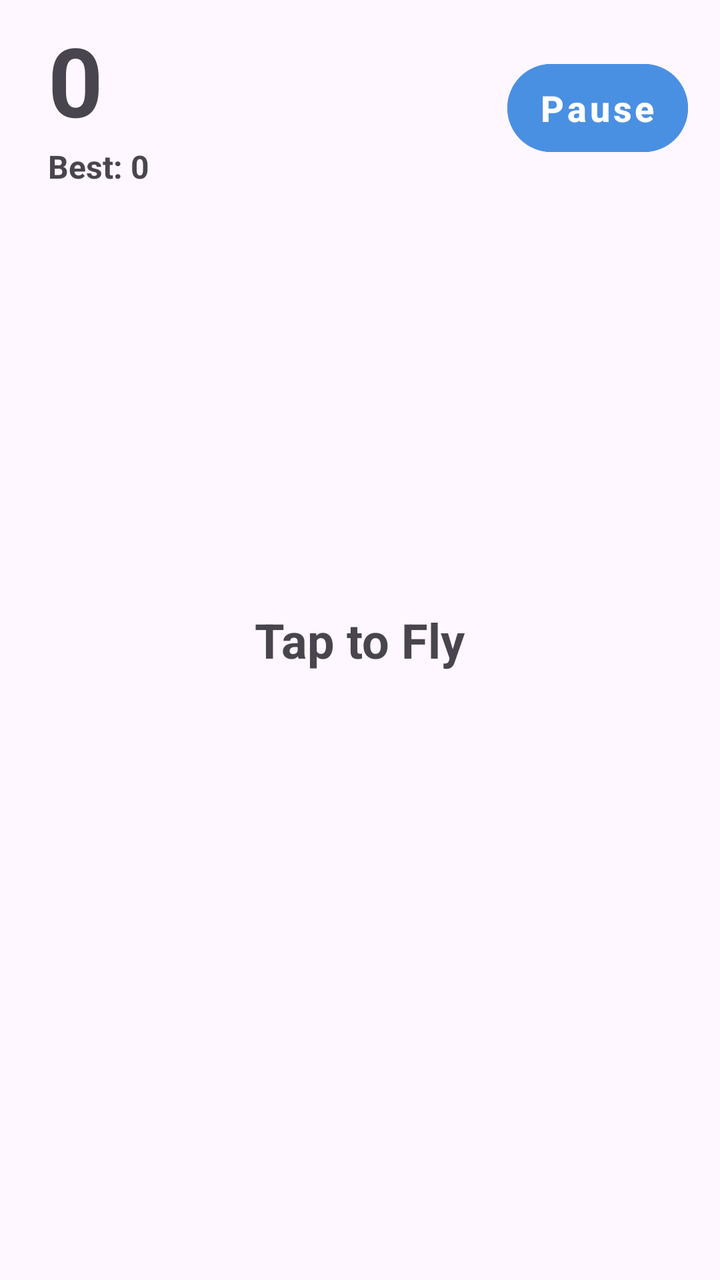
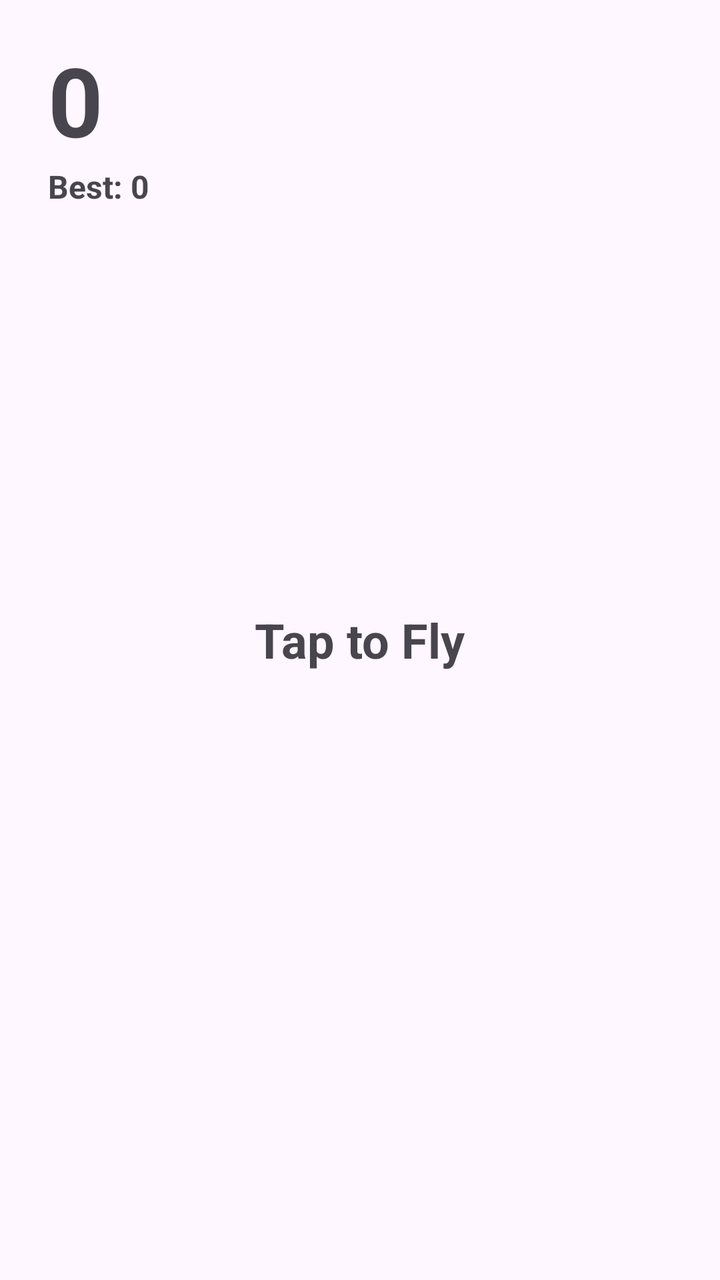

Two renders of the same Android screen: before a commit and after it. Below are the layout's source before the change and the commit's diff.
<!-- AndroidManifest.xml: activity theme Theme.OwnPhotoONWall -->
<!-- res/layout/activity_flappy_bird.xml -->
<?xml version="1.0" encoding="utf-8"?>
<RelativeLayout xmlns:android="http://schemas.android.com/apk/res/android"
    xmlns:app="http://schemas.android.com/apk/res-auto"
    android:id="@+id/flappyRoot"
    android:layout_width="match_parent"
    android:layout_height="match_parent"
    android:fitsSystemWindows="true">

    
    <FrameLayout
        android:id="@+id/gameContainer"
        android:layout_width="match_parent"
        android:layout_height="match_parent" />

    
    <RelativeLayout
        android:id="@+id/topHud"
        android:layout_width="match_parent"
        android:layout_height="wrap_content"
        android:layout_alignParentTop="true"
        android:paddingStart="24dp"
        android:paddingEnd="16dp"
        android:paddingTop="16dp"
        android:paddingBottom="12dp"
        android:elevation="4dp">

        
        <LinearLayout
            android:layout_width="wrap_content"
            android:layout_height="wrap_content"
            android:orientation="vertical"
            android:layout_alignParentStart="true"
            android:layout_centerVertical="true">

            <TextView
                android:id="@+id/tvCurrentScore"
                android:layout_width="wrap_content"
                android:layout_height="wrap_content"
                android:text="0"
                android:textSize="48sp"
                android:textStyle="bold"
                android:includeFontPadding="false" />

            <TextView
                android:id="@+id/tvHighScore"
                android:layout_width="wrap_content"
                android:layout_height="wrap_content"
                android:text="Best: 0"
                android:textSize="16sp"
                android:textStyle="bold"
                android:layout_marginTop="2dp" />
        </LinearLayout>

        <Button
            android:id="@+id/btnPause"
            style="@style/ModernButtonStyle"
            android:layout_width="wrap_content"
            android:layout_height="56dp"
            android:layout_alignParentEnd="true"
            android:layout_centerVertical="true"
            android:paddingHorizontal="24dp"
            android:backgroundTint="#4A90E2"
            android:textColor="#FFFFFF"
            android:textSize="18sp"
            android:textStyle="bold"
            android:text="Pause" />
    </RelativeLayout>

    
    <RelativeLayout
        android:id="@+id/pauseOverlay"
        android:layout_width="match_parent"
        android:layout_height="match_parent"
        android:background="#99000000"
        android:visibility="gone"
        android:elevation="10dp"
        android:clipToPadding="false"
        android:clipChildren="false">

        <ScrollView
            android:layout_width="match_parent"
            android:layout_height="wrap_content"
            android:layout_centerInParent="true"
            android:layout_marginHorizontal="28dp"
            android:scrollbars="none"
            android:clipToPadding="false">

            <LinearLayout
                android:id="@+id/pauseCard"
                android:layout_width="match_parent"
                android:layout_height="wrap_content"
                android:orientation="vertical"
                android:paddingTop="32dp"
                android:paddingBottom="44dp"
                android:paddingHorizontal="24dp"
                android:gravity="center"
                android:clipToPadding="false">

                <TextView
                    android:id="@+id/tvPauseTitle"
                    android:layout_width="wrap_content"
                    android:layout_height="wrap_content"
                    android:text="PAUSED"
                    android:textSize="26sp"
                    android:textStyle="bold"
                    android:gravity="center"
                    android:layout_marginBottom="24dp" />

                <Button
                    android:id="@+id/btnResume"
                    style="@style/ModernButtonStyle"
                    android:layout_width="match_parent"
                    android:layout_height="56dp"
                    android:textSize="16sp"
                    android:backgroundTint="#34C759"
                    android:textColor="#FFFFFF"
                    android:text="Resume Game" />

                
                <Button
                    android:id="@+id/btnToggleVibration"
                    style="@style/ModernButtonStyle"
                    android:layout_width="match_parent"
                    android:layout_height="56dp"
                    android:textSize="16sp"
                    android:backgroundTint="#8E8E93"
                    android:textColor="#FFFFFF"
                    android:layout_marginTop="12dp"
                    android:text="Vibration: ON" />

                <Button
                    android:id="@+id/btnQuitFromPause"
                    style="@style/ModernButtonStyle"
                    android:layout_width="match_parent"
                    android:layout_height="56dp"
                    android:textSize="16sp"
                    android:backgroundTint="#FF3B30"
                    android:textColor="#FFFFFF"
                    android:layout_marginTop="12dp"
                    android:text="Quit to Menu" />
            </LinearLayout>
        </ScrollView>
    </RelativeLayout>

    
    <RelativeLayout
        android:id="@+id/gameOverOverlay"
        android:layout_width="match_parent"
        android:layout_height="match_parent"
        android:background="#99000000"
        android:visibility="gone"
        android:elevation="10dp"
        android:clipToPadding="false"
        android:clipChildren="false">

        <ScrollView
            android:layout_width="match_parent"
            android:layout_height="wrap_content"
            android:layout_centerInParent="true"
            android:layout_marginHorizontal="28dp"
            android:scrollbars="none"
            android:clipToPadding="false">

            <LinearLayout
                android:id="@+id/gameOverCard"
                android:layout_width="match_parent"
                android:layout_height="wrap_content"
                android:orientation="vertical"
                android:paddingTop="32dp"
                android:paddingBottom="44dp"
                android:paddingHorizontal="24dp"
                android:gravity="center"
                android:clipToPadding="false">

                <TextView
                    android:id="@+id/tvGameOverTitle"
                    android:layout_width="match_parent"
                    android:layout_height="wrap_content"
                    android:text="GAME OVER"
                    android:textStyle="bold"
                    android:textSize="32sp"
                    android:gravity="center"
                    android:layout_marginBottom="8dp" />

                
                <TextView
                    android:id="@+id/tvNewHighScoreBanner"
                    android:layout_width="wrap_content"
                    android:layout_height="wrap_content"
                    android:text="🏆 NEW HIGH SCORE! 🏆"
                    android:textColor="#FFD700"
                    android:textSize="18sp"
                    android:textStyle="bold"
                    android:gravity="center"
                    android:visibility="gone"
                    android:layout_marginBottom="16dp" />

                <TextView
                    android:id="@+id/tvFinalScore"
                    android:layout_width="wrap_content"
                    android:layout_height="wrap_content"
                    android:text="Score: 0"
                    android:textSize="22sp"
                    android:layout_marginBottom="24dp" />

                <Button
                    android:id="@+id/btnRestart"
                    style="@style/ModernButtonStyle"
                    android:layout_width="match_parent"
                    android:layout_height="56dp"
                    android:textSize="16sp"
                    android:backgroundTint="#4A90E2"
                    android:textColor="#FFFFFF"
                    android:text="Play Again" />

                <Button
                    android:id="@+id/btnQuit"
                    style="@style/ModernButtonStyle"
                    android:layout_width="match_parent"
                    android:layout_height="56dp"
                    android:textSize="16sp"
                    android:layout_marginTop="12dp"
                    android:text="Quit" />
            </LinearLayout>
        </ScrollView>
    </RelativeLayout>

    
    <TextView
        android:id="@+id/tvTapToStart"
        android:layout_width="wrap_content"
        android:layout_height="wrap_content"
        android:layout_centerInParent="true"
        android:text="Tap to Fly"
        android:textSize="24sp"
        android:textStyle="bold"
        android:elevation="2dp" />

</RelativeLayout>
<!-- resources referenced by this layout -->
<resources>
  <style name="ModernButtonStyle" parent="Widget.MaterialComponents.Button.TextButton">
          <item name="android:layout_width">match_parent</item>
          <item name="android:layout_height">45dp</item>
          
          <item name="android:paddingStart">16dp</item>
          <item name="android:paddingEnd">16dp</item>
          <item name="android:textSize">12sp</item>
          <item name="android:textStyle">bold</item>
          <item name="android:textAllCaps">false</item>
          <item name="android:layout_marginBottom">12dp</item>
          <item name="cornerFamily">rounded</item>
          <item name="cornerRadius">24dp</item>
          <item name="android:textColor">?android:attr/textColorPrimary</item>
          <item name="backgroundTint">?android:attr/colorAccent</item>
      </style>
  <style name="Theme.OwnPhotoONWall" parent="Base.Theme.OwnPhotoONWall" />
  <style name="Base.Theme.OwnPhotoONWall" parent="Theme.Material3.DayNight.NoActionBar">
          <item name="android:windowActivityTransitions">true</item>
          <item name="android:windowContentTransitions">true</item>
      </style>
</resources>

<!-- the commit's change to res/layout/activity_flappy_bird.xml (unified diff, before → after) -->
@@ -51,19 +51,17 @@
                 android:layout_marginTop="2dp" />
         </LinearLayout>
 
-        <Button
+        
+        <ImageButton
             android:id="@+id/btnPause"
-            style="@style/ModernButtonStyle"
-            android:layout_width="wrap_content"
-            android:layout_height="56dp"
+            android:layout_width="100dp"
+            android:layout_height="100dp"
             android:layout_alignParentEnd="true"
             android:layout_centerVertical="true"
-            android:paddingHorizontal="24dp"
-            android:backgroundTint="#4A90E2"
-            android:textColor="#FFFFFF"
-            android:textSize="18sp"
-            android:textStyle="bold"
-            android:text="Pause" />
+            android:background="?attr/selectableItemBackgroundBorderless"
+            android:scaleType="fitCenter"
+            android:padding="8dp"
+            android:contentDescription="Pause Game" />
     </RelativeLayout>
 
     
@@ -166,11 +164,28 @@
                 android:layout_width="match_parent"
                 android:layout_height="wrap_content"
                 android:orientation="vertical"
-                android:paddingTop="32dp"
+                android:paddingTop="28dp"
                 android:paddingBottom="44dp"
                 android:paddingHorizontal="24dp"
                 android:gravity="center"
                 android:clipToPadding="false">
+
+                
+                <FrameLayout
+                    android:id="@+id/snapshotContainer"
+                    android:layout_width="130dp"
+                    android:layout_height="130dp"
+                    android:layout_marginBottom="16dp"
+                    android:visibility="gone"
+                    android:elevation="2dp">
+
+                    <ImageView
+                        android:id="@+id/ivDeathSnapshot"
+                        android:layout_width="match_parent"
+                        android:layout_height="match_parent"
+                        android:scaleType="centerCrop"
+                        android:contentDescription="Death Snapshot" />
+                </FrameLayout>
 
                 <TextView
                     android:id="@+id/tvGameOverTitle"
